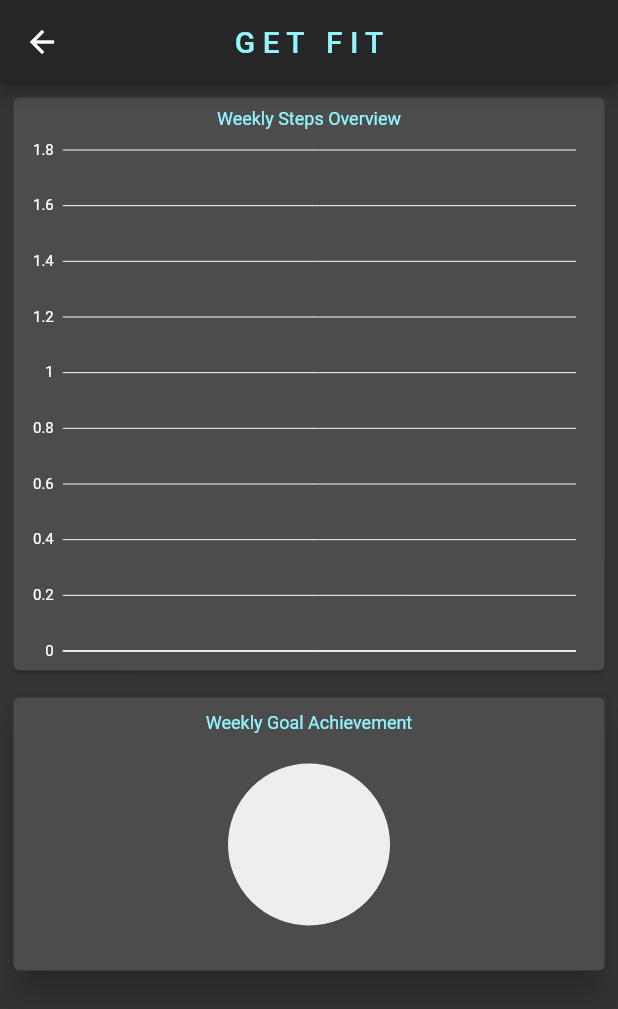
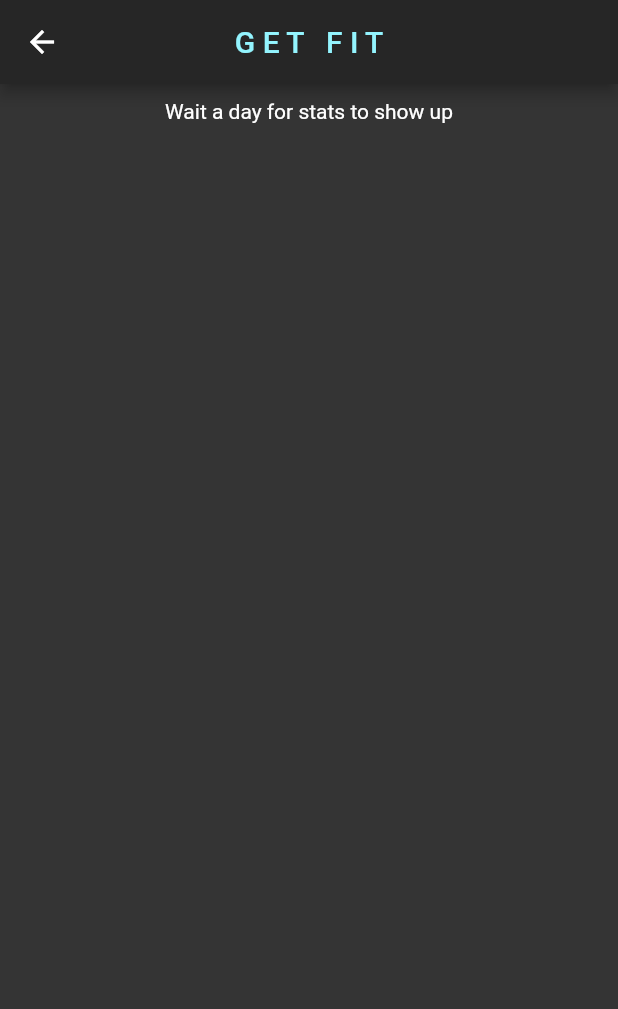
Before and after one commit to bhagyashreep25/get_fit, a Flutter app: the screen it shows after launch, after a tap on the "add circle" icon, on a phone screen of 412 x 824 dp. Shown: the top 1009 px of the screen. Run offline on Flutter 3.47's test engine with Material 2 defaults, Android fonts, the phone set to English and light mode, and no system bars; our stand-ins replace charts_flutter, pedometer, percent_indicator; missing offline and left inert: cron.

Commit message:
bug fixes

```diff
--- a/lib/Graph.dart
+++ b/lib/Graph.dart
@@ -34,7 +34,7 @@ class _GraphState extends State<Graph> {
     });
     }
     else{
-      widget.stepCountMap.forEach((k,v) => data.add(new GraphClass(DateFormat('hh:mm').format(k).toString(), v,
+      widget.stepCountMap.forEach((k,v) => data.add(new GraphClass(DateFormat('E').format(k).toString(), v,
       // charts.ColorUtil.fromDartColor(Colors.cyan)
       charts.ColorUtil.fromDartColor(Color(0xFF93F4FE)) //accent color
       )));
--- a/lib/PedometerPage.dart
+++ b/lib/PedometerPage.dart
@@ -29,8 +29,13 @@ class _PedometerPageState extends State<PedometerPage> {
       backgroundColor: const Color(0xFF343434),
       body: Column(
         children: <Widget>[
-          Graph(stepCountMap: widget.stepCountMap),
-          PieChart(stepCountMap: widget.stepCountMap, goal: widget.goal)
+          widget.stepCountMap.isNotEmpty ?
+          Graph(stepCountMap: widget.stepCountMap): Container(
+            child: Text('Wait a day for stats to show up'),
+            padding: EdgeInsets.only(top: 10),
+            ),
+          widget.stepCountMap.isNotEmpty ?
+          PieChart(stepCountMap: widget.stepCountMap, goal: widget.goal) : Container()
         ],),
 
     );
```
Also changed, not shown: lib/PedometerCard.dart (+22 -3 lines).
